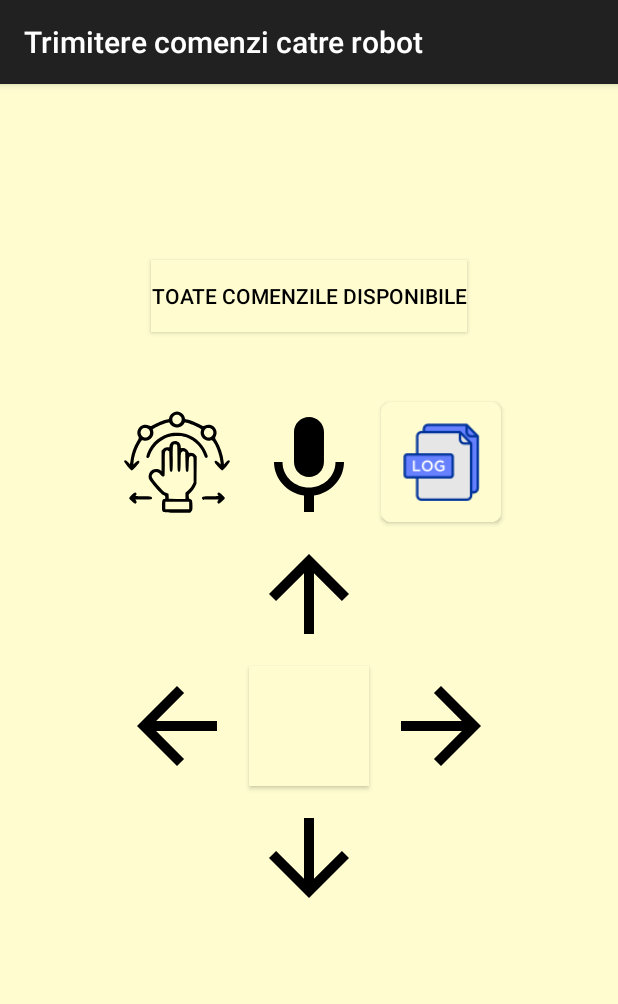
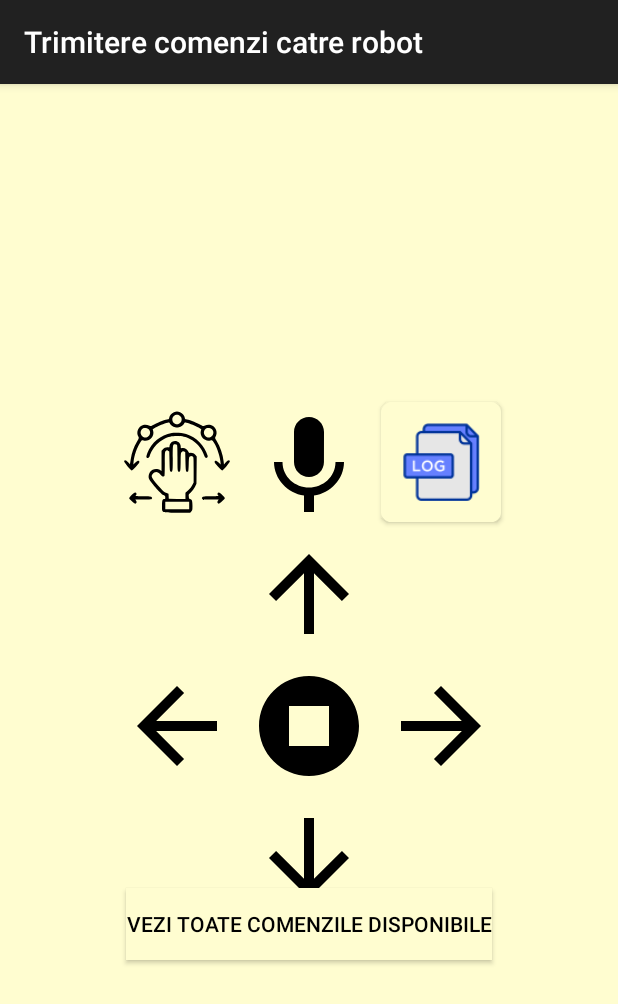
Before and after one commit to istephanos/Licenta, an Android app built with Jetpack Compose: the BotControlsActivity screen opened directly, with no data from a screen before it, on a phone screen of 412 x 824 dp. Shown: the top 1004 px of the screen. Run offline under Robolectric (Android 15) with nearby library versions, the phone set to English and light mode, and no system bars.

Commit message:
iconita buton stop robot+ mutat buton toate comenzile

```diff
--- /dev/null
+++ b/PetoiBittleControl/app/src/main/res/drawable/baseline_stop_circle_24.xml
@@ -0,0 +1,5 @@
+<vector android:height="24dp" android:tint="#000000"
+    android:viewportHeight="24" android:viewportWidth="24"
+    android:width="24dp" xmlns:android="http://schemas.android.com/apk/res/android">
+    <path android:fillColor="@android:color/white" android:pathData="M12,2C6.48,2 2,6.48 2,12c0,5.52 4.48,10 10,10s10,-4.48 10,-10C22,6.48 17.52,2 12,2zM16,16H8V8h8V16z"/>
+</vector>
--- a/PetoiBittleControl/app/src/main/res/layout/bot_controls.xml
+++ b/PetoiBittleControl/app/src/main/res/layout/bot_controls.xml
@@ -4,7 +4,7 @@
     android:layout_height="match_parent"
     android:padding="16dp"
     android:background="#FFFDD0"
-    tools:context=".mainController.MainControllerActivity">
+    tools:context=".mainController.ScanControllerActivity">
 
     <GridLayout
         android:id="@+id/gridLayout"
@@ -71,7 +71,7 @@
             android:layout_row="2"
             android:layout_column="1"
             android:layout_margin="4dp"
-            android:background="#FFFDD0"
+            android:background="@drawable/baseline_stop_circle_24"
             android:contentDescription="@string/center" />
 
         <Button
@@ -104,7 +104,7 @@
         android:layout_height="wrap_content"
         android:layout_alignParentTop="true"
         android:layout_centerHorizontal="true"
-        android:layout_marginTop="101dp"
+        android:layout_marginTop="520dp"
         android:background="#FFFDD0"
         android:text="@string/all_commands"
         android:textColor="@color/black" />
--- a/PetoiBittleControl/app/src/main/res/values/strings.xml
+++ b/PetoiBittleControl/app/src/main/res/values/strings.xml
@@ -15,7 +15,7 @@
     <string name="right">Right</string>
     <string name="gesturi">Gesturi</string>
     <string name="log">Logs</string>
-    <string name="all_commands">Toate comenzile disponibile</string>
+    <string name="all_commands">Vezi toate comenzile disponibile</string>
     <string name="down">Inapoi\n</string>
     <string name="comanda">Comanda</string>
     <string name="trimisa_la">Trimisa la:</string>
```
